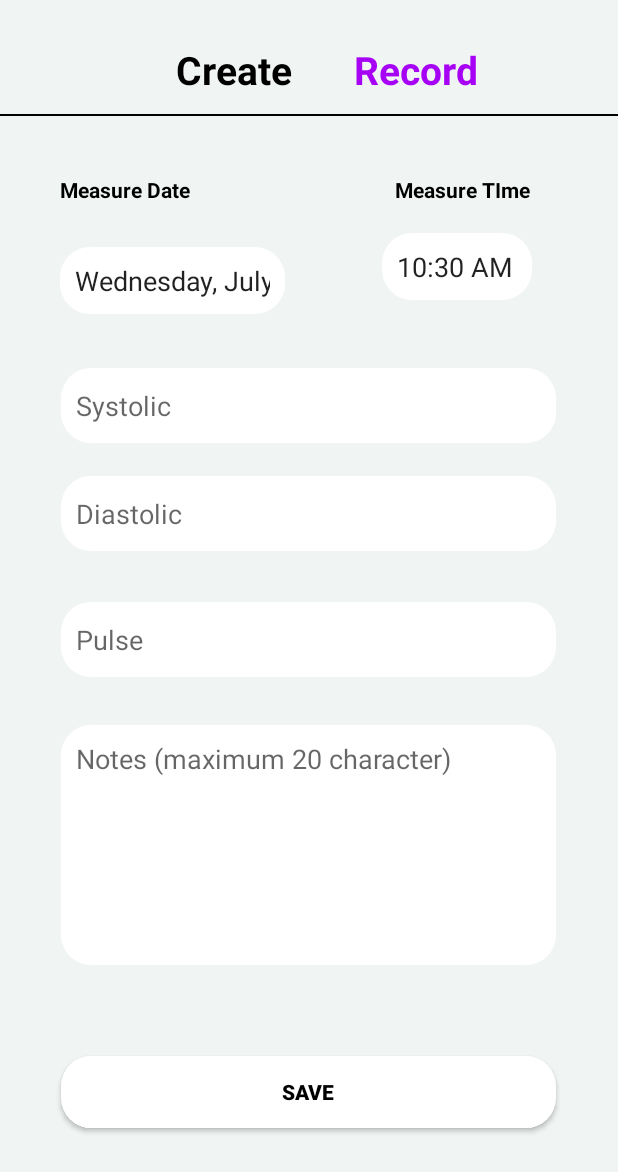
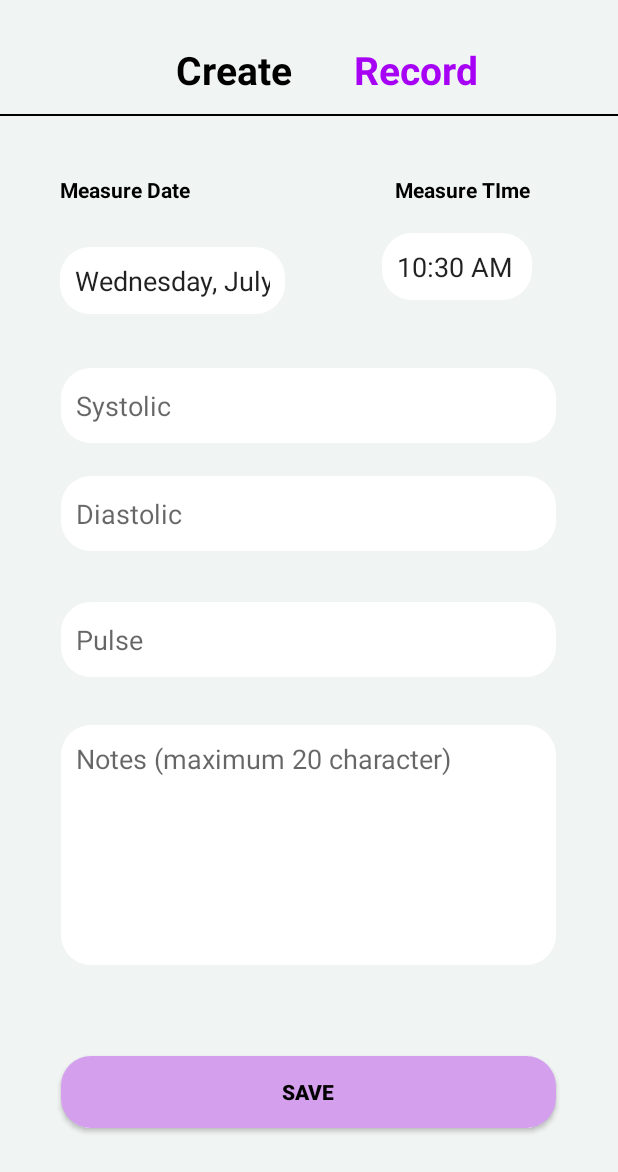
Before and after one commit to RifatMurshed/CardioMonitor, an Android app: the screen it shows after launch (CreateRecord), after a tap on an icon or button, on a phone screen of 412 x 824 dp. Shown: the top 1172 px of the screen. Run offline under Robolectric (Android 15) with nearby library versions, the phone set to English and light mode, and no system bars.

Commit message:
Button color change

```diff
--- a/app/src/main/res/drawable/save_button.xml
+++ b/app/src/main/res/drawable/save_button.xml
@@ -1,5 +1,5 @@
 <shape xmlns:android="http://schemas.android.com/apk/res/android"
     android:shape="rectangle">
-    <solid android:color="#ffff"></solid>
+    <solid android:color="#D49FED"></solid>
     <corners android:radius="20dp" />
 </shape>
```
